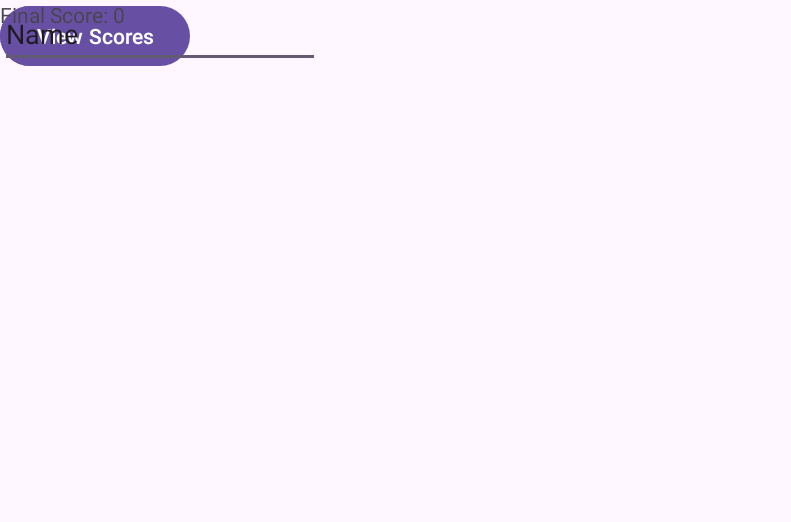
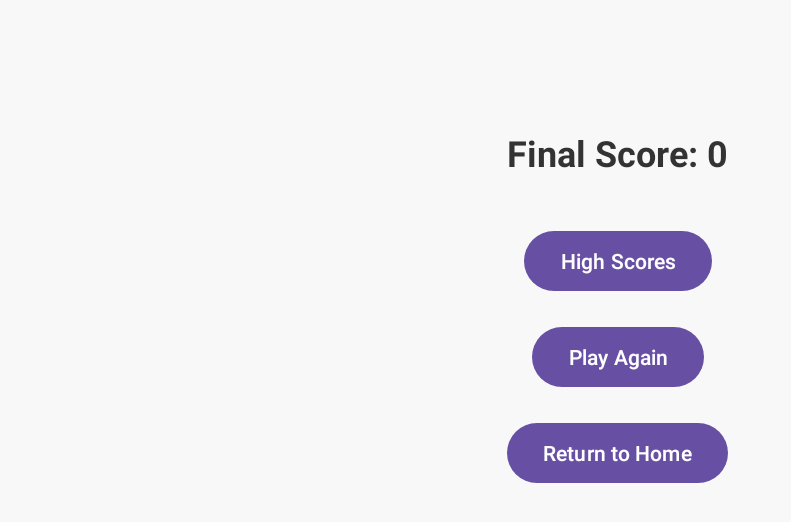
Before and after one commit to MizunashiEnigma/MAD_SequenceGame_Final_Project, an Android app: the screen it shows after launch (GameOverActivity), on a phone screen of 824 x 412 dp (held sideways). Shown: the top 522 px of the screen, without its empty margins (0-791 px from the left). Run offline under Robolectric (Android 15) with nearby library versions, the phone set to English and light mode, and no system bars; 2 statements that could not run were skipped.

Commit message:
Game over activity is being a little wonky but....

```diff
--- a/app/src/main/java/com/example/mad_final_project/DatabaseHandler.java
+++ b/app/src/main/java/com/example/mad_final_project/DatabaseHandler.java
@@ -107,6 +107,25 @@ public class DatabaseHandler extends SQLiteOpenHelper{
         return topFiveHighscoreList;
     }
 
+    // Top 5 Scores
+    public Cursor getTopScores()
+    {
+        // Need a readable database
+        SQLiteDatabase db = this.getReadableDatabase();
+
+        // Find it by Descending Order
+        return db.query(TABLE_HIGHSCORE,
+                // Grab the name and score
+                new String[]{KEY_NAME, KEY_HIGHSCORE},
+                null,
+                null,
+                null,
+                null,
+                KEY_HIGHSCORE + " DESC",
+                // ONLY show the top 5. Change this to view more.
+                "5");
+    }
+
 
     // code to get all contacts in a list view
     public List<HighscoreClass> getAllHighscore() {
--- a/app/src/main/java/com/example/mad_final_project/GameOverActivity.java
+++ b/app/src/main/java/com/example/mad_final_project/GameOverActivity.java
@@ -8,6 +8,11 @@ import android.widget.Button;
 import android.widget.EditText;
 import android.widget.TextView;
 import android.widget.Toast;
+import android.app.AlertDialog;
+import android.content.DialogInterface;
+import android.view.LayoutInflater;
+import androidx.appcompat.app.AppCompatActivity;
+import android.database.Cursor;
 
 import androidx.appcompat.app.AppCompatActivity;
 
@@ -23,45 +28,75 @@ public class GameOverActivity extends AppCompatActivity {
     private DatabaseHandler dbHandler;
 
     @Override
-    protected void onCreate(Bundle savedInstanceState) {
+    protected void onCreate(Bundle savedInstanceState)
+    {
         super.onCreate(savedInstanceState);
         setContentView(R.layout.activity_gameover);
 
-        finalScoreDisplay = findViewById(R.id.finalScoreDisplay);
-        playerNameInput = findViewById(R.id.playerNameInput);
-        saveScoreButton = findViewById(R.id.saveScoreButton);
-        viewHighScoresButton = findViewById(R.id.viewHighScoresButton);
+        // The Views
+        TextView scoreTextView = findViewById(R.id.scoreTV);
+        Button playAgainButton = findViewById(R.id.playAgainButton);
+        Button returnHomeButton = findViewById(R.id.returnButton);
+        Button highScoresButton = findViewById(R.id.highScoresButton);
 
-        dbHandler = new DatabaseHandler(this);
-        finalScore = getIntent().getIntExtra("finalScore", 0);
-        finalScoreDisplay.setText("Final Score: " + finalScore);
+        // Grab the Score from the Game
+        int score = getIntent().getIntExtra("score", 0);
 
-        if (isTop5(finalScore)) {
-            saveScoreButton.setEnabled(true);
-        } else {
-            playerNameInput.setVisibility(View.GONE);
-            saveScoreButton.setVisibility(View.GONE);
+        // Display the Players Score
+        scoreTextView.setText("Final Score: " + score);
+
+        // Is it in Top 5?
+        if (isTop5Score(score))
+        {
+            // If it is, Get the Players Name
+            promptForName(score);
+        }
+        else
+        {
+            // If not... no recognition for them
         }
 
-        saveScoreButton.setOnClickListener(v -> {
-            String playerName = playerNameInput.getText().toString().trim();
-            if (TextUtils.isEmpty(playerName)) {
-                Toast.makeText(this, "Please enter your name", Toast.LENGTH_SHORT).show();
-            } else {
-                saveHighScore(playerName, finalScore);
-                viewHighScores();
-            }
+        // Restart the Game
+        playAgainButton.setOnClickListener(v ->
+        {
+            Intent intent = new Intent(GameOverActivity.this, SequenceActivity.class);
+            startActivity(intent);
+            finish();
         });
 
-        viewHighScoresButton.setOnClickListener(v -> viewHighScores());
+        // Return Home
+        returnHomeButton.setOnClickListener(v ->
+        {
+            Intent intent = new Intent(GameOverActivity.this, MainActivity.class);
+            startActivity(intent);
+            finish();
+        });
+
+        // View High-Scores
+        highScoresButton.setOnClickListener(v ->
+        {
+            Intent intent = new Intent(GameOverActivity.this, com.example.mad_final_project.HighScoreActivity.class);
+            startActivity(intent);
+        });
     }
 
-    private boolean isTop5(int score) {
-        // Get the top 5 scores from the database
-        List<HighscoreClass> topScores = dbHandler.top5Highscore();
+    // Is it in the Top 5?
+    private boolean isTop5Score(int score)
+    {
+        DatabaseHandler dbHandler = new DatabaseHandler(this);
 
-        // Check if the list has less than 5 scores or if the score qualifies as top 5
-        return topScores.size() < 5 || score > topScores.get(topScores.size() - 1).getHighscore();
+        // Grab the Top Scores
+        Cursor cursor = dbHandler.getTopScores();
+
+        if (cursor != null && cursor.moveToLast())
+        {
+            int lowestTopScore = cursor.getInt(cursor.getColumnIndexOrThrow(DatabaseHandler.K));
+            cursor.close();
+
+            return score > lowestTopScore || cursor.getCount() < 5;
+        }
+        // Kinda useless now, but the entry will always display is there isn't 5 entries
+        return true;
     }
 
     private void saveHighScore(String name, int score) {
@@ -75,4 +110,94 @@ public class GameOverActivity extends AppCompatActivity {
         startActivity(intent);
         finish();
     }
+
+
+    // Get the Users Name
+    private void promptForName(int score)
+    {
+        AlertDialog.Builder builder = new AlertDialog.Builder(this);
+        builder.setTitle("New High Score!");
+
+        View viewInflated = LayoutInflater.from(this).inflate(R.layout.dialog_get_name, null, false);
+        final EditText input = viewInflated.findViewById(R.id.inputName);
+
+        builder.setView(viewInflated);
+
+        builder.setPositiveButton(android.R.string.ok, new DialogInterface.OnClickListener()
+        {
+            @Override
+            public void onClick(DialogInterface dialog, int which)
+            {
+                dialog.dismiss();
+                String name = input.getText().toString();
+
+                if (!name.isEmpty())
+                {
+                    // Save the Score with the Entered Name in the Database
+                    DatabaseHandler dbHandler = new DatabaseHandler(GameOverActivity.this);
+                    dbHandler.addHighScore(dbHandler);
+                }
+                else
+                {
+                    // Validation if they Enter an Empty Name
+                    Toast.makeText(GameOverActivity.this, "Name cannot be empty", Toast.LENGTH_SHORT).show();
+                }
+            }
+        });
+
+        // Cancel Button
+        builder.setNegativeButton(android.R.string.cancel, new DialogInterface.OnClickListener()
+        {
+            @Override
+            public void onClick(DialogInterface dialog, int which)
+            {
+                dialog.cancel();
+                Toast.makeText(GameOverActivity.this, "Score not saved", Toast.LENGTH_SHORT).show();
+            }
+        });
+
+        builder.show();
+    }
 }
+
+//dbHandler = new DatabaseHandler(this);
+//finalScore = getIntent().getIntExtra("finalScore", 0);
+//        finalScoreDisplay.setText("Final Score: " + finalScore);
+//
+//        if (isTop5(finalScore)) {
+//        saveScoreButton.setEnabled(true);
+//        } else {
+//                playerNameInput.setVisibility(View.GONE);
+//            saveScoreButton.setVisibility(View.GONE);
+//        }
+//
+//                saveScoreButton.setOnClickListener(v -> {
+//String playerName = playerNameInput.getText().toString().trim();
+//            if (TextUtils.isEmpty(playerName)) {
+//        Toast.makeText(this, "Please enter your name", Toast.LENGTH_SHORT).show();
+//            } else {
+//saveHighScore(playerName, finalScore);
+//viewHighScores();
+//            }
+//                    });
+
+
+//private boolean isTop5(int score) {
+//    // Get the top 5 scores from the database
+//    List<HighscoreClass> topScores = dbHandler.top5Highscore();
+//
+//    // Check if the list has less than 5 scores or if the score qualifies as top 5
+//    return topScores.size() < 5 || score > topScores.get(topScores.size() - 1).getHighscore();
+//}
+//
+//private void saveHighScore(String name, int score) {
+//    HighscoreClass newHighScore = new HighscoreClass(name, score);
+//    dbHandler.addHighscore(newHighScore);
+//    Toast.makeText(this, "Score saved!", Toast.LENGTH_SHORT).show();
+//}
+//
+//private void viewHighScores() {
+//    Intent intent = new Intent(this, HighScoreActivity.class);
+//    startActivity(intent);
+//    finish();
+//}
--- a/app/src/main/res/layout/activity_gameover.xml
+++ b/app/src/main/res/layout/activity_gameover.xml
@@ -1,41 +1,48 @@
 <?xml version="1.0" encoding="utf-8"?>
-<androidx.constraintlayout.widget.ConstraintLayout xmlns:android="http://schemas.android.com/apk/res/android"
-    xmlns:tools="http://schemas.android.com/tools"
+<RelativeLayout xmlns:android="http://schemas.android.com/apk/res/android"
     android:layout_width="match_parent"
     android:layout_height="match_parent"
-    tools:context=".GameOverActivity">
+    android:padding="32dp"
+    android:background="#f8f8f8"
+    android:gravity="center">
+
+    <TextView
+        android:id="@+id/scoreTV"
+        android:layout_width="wrap_content"
+        android:layout_height="wrap_content"
+        android:text="Final Score: 0"
+        android:textSize="24sp"
+        android:textColor="#333333"
+        android:textStyle="bold"
+        android:layout_centerHorizontal="true"
+        android:layout_marginBottom="32dp" />
 
     <Button
-        android:id="@+id/saveScoreButton"
+        android:id="@+id/highScoresButton"
         android:layout_width="wrap_content"
         android:layout_height="wrap_content"
-        android:text="Save Score"
-        tools:layout_editor_absoluteX="141dp"
-        tools:layout_editor_absoluteY="288dp" />
+        android:text="High Scores"
+        android:textColor="#FFFFFF"
+        android:layout_below="@id/scoreTV"
+        android:layout_centerHorizontal="true"
+        android:layout_marginBottom="16dp" />
 
     <Button
-        android:id="@+id/viewHighScoresButton"
+        android:id="@+id/playAgainButton"
         android:layout_width="wrap_content"
         android:layout_height="wrap_content"
-        android:text="View Scores"
-        tools:layout_editor_absoluteX="582dp"
-        tools:layout_editor_absoluteY="302dp" />
+        android:text="Play Again"
+        android:textColor="#FFFFFF"
+        android:layout_below="@id/highScoresButton"
+        android:layout_centerHorizontal="true"
+        android:layout_marginBottom="16dp" />
 
-    <TextView
-        android:id="@+id/finalScoreDisplay"
+    <Button
+        android:id="@+id/returnButton"
         android:layout_width="wrap_content"
         android:layout_height="wrap_content"
-        android:text="TextView"
-        tools:layout_editor_absoluteX="299dp"
-        tools:layout_editor_absoluteY="26dp" />
-
-    <EditText
-        android:id="@+id/playerNameInput"
-        android:layout_width="wrap_content"
-        android:layout_height="wrap_content"
-        android:ems="10"
-        android:inputType="text"
-        android:text="Name"
-        tools:layout_editor_absoluteX="169dp"
-        tools:layout_editor_absoluteY="95dp" />
-</androidx.constraintlayout.widget.ConstraintLayout>
+        android:text="Return to Home"
+        android:textColor="#FFFFFF"
+        android:layout_below="@id/playAgainButton"
+        android:layout_centerHorizontal="true" />
+</RelativeLayout>
```
